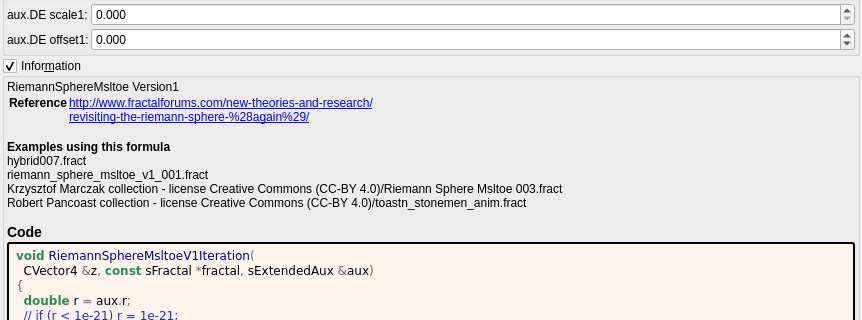
Qt form mandelbulber2/formula/ui/riemann_sphere_msltoe_v1.ui (buddhi1980/mandelbulber2) before a commit; both pictures show x 0 to 862 and y 324 to 644 of the 862 by 1189 pixel window.
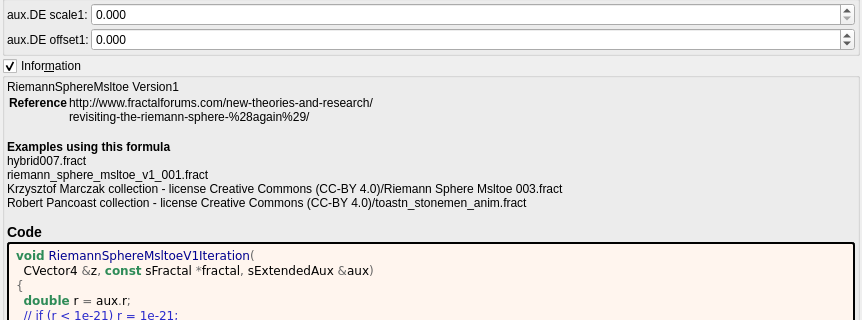
The same form after that commit. Custom widgets are drawn as their Qt base class.

Commit message:
docs: show fractalforums.com formula references as text
fractalforums.com is only partly online; fractalforums.org keeps a read-only
copy and the active forum. The formula information boxes now show
fractalforums.com references (and the wrapped lines that continue them) as
plain text. The links that remain are closed with </a>, which the generator
never wrote. The formula/ui files are regenerated with
tools/populate_ui_information.py.

Diff of the .ui file:
```diff
--- a/mandelbulber2/formula/ui/riemann_sphere_msltoe_v1.ui
+++ b/mandelbulber2/formula/ui/riemann_sphere_msltoe_v1.ui
@@ -613,8 +613,8 @@
        <widget class="QLabel" name="label_information_general">
         <property name="text">
          <string notr="true">&lt;p&gt;RiemannSphereMsltoe Version1&lt;/p&gt;&lt;table&gt;
-&lt;tr&gt;&lt;th&gt;Reference&lt;/th&gt;&lt;td&gt;&lt;a href=&quot;http://www.fractalforums.com/new-theories-and-research/&quot;&gt;http://www.fractalforums.com/new-theories-and-research/&lt;br&gt;
-&lt;a href=&quot;revisiting-the-riemann-sphere-%28again%29/&quot;&gt;revisiting-the-riemann-sphere-%28again%29/&lt;br&gt;
+&lt;tr&gt;&lt;th&gt;Reference&lt;/th&gt;&lt;td&gt;http://www.fractalforums.com/new-theories-and-research/&lt;br&gt;
+revisiting-the-riemann-sphere-%28again%29/&lt;br&gt;
 &lt;/td&gt;&lt;/tr&gt;
 &lt;/table&gt;
 &lt;br&gt;&lt;b&gt;Examples using this formula&lt;/b&gt;&lt;br&gt;hybrid007.fract&lt;br&gt;riemann_sphere_msltoe_v1_001.fract&lt;br&gt;Krzysztof Marczak collection - license Creative Commons (CC-BY 4.0)/Riemann Sphere Msltoe 003.fract&lt;br&gt;Robert Pancoast collection - license Creative Commons (CC-BY 4.0)/toastn_stonemen_anim.fract&lt;h3&gt;Code&lt;/h3&gt;</string>
```
The commit also changes 202 other files.
